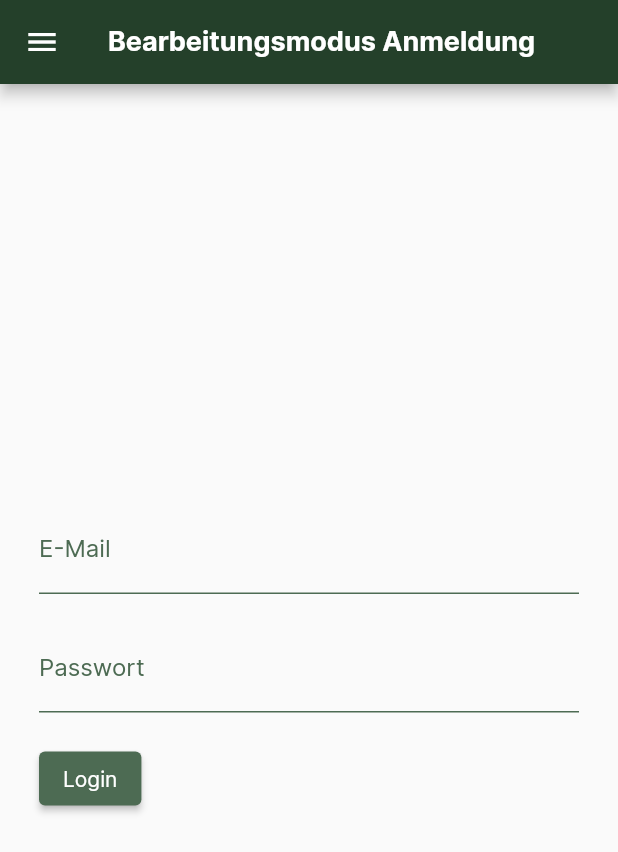
After one commit to mnospacd/hausaufgaben., a Flutter app: the screen it shows after launch, in the side drawer, after a tap on "Bearbeitungsmodus", on a phone screen of 412 x 824 dp. The commit adds this screen. Shown: the top 852 px of the screen. Run offline on Flutter 3.47's test engine with Material 2 defaults, Android fonts, the phone set to English and light mode, and no system bars; our stand-ins replace cloud_firestore, firebase_auth, firebase_core, shared_preferences; accounts and stored records are empty.

Commit message:
first steps to edit mode

```diff
--- /dev/null
+++ b/lib/components/authentication_service.dart
@@ -0,0 +1,22 @@
+import 'package:firebase_auth/firebase_auth.dart';
+
+class AuthenticationService {
+  final FirebaseAuth _firebaseAuth;
+
+  AuthenticationService(this._firebaseAuth);
+
+  Stream<User?> get authStateChanges => _firebaseAuth.authStateChanges();
+
+  Future<void> signOut() async {
+    await _firebaseAuth.signOut();
+  }
+
+  Future<String?> signIn({required String email, required String password}) async {
+    try {
+      await _firebaseAuth.signInWithEmailAndPassword(email: email, password: password);
+      return "Signed in";
+    } on FirebaseAuthException catch (e) {
+      return e.message;
+    }
+  }
+}
--- a/lib/main.dart
+++ b/lib/main.dart
@@ -1,12 +1,15 @@
 import 'package:cloud_firestore/cloud_firestore.dart';
+import 'package:firebase_auth/firebase_auth.dart';
 import 'package:firebase_core/firebase_core.dart';
 import 'package:flutter/material.dart';
-import 'package:flutter/services.dart';
+import 'package:hausaufgaben/components/authentication_service.dart';
+import 'package:hausaufgaben/pages/editmode/redirect.dart';
 import 'package:hausaufgaben/pages/homework/page.dart';
 import 'package:hausaufgaben/pages/index.dart';
 import 'package:hausaufgaben/pages/timetable/page.dart';
 import 'package:hausaufgaben/routes/pageRoute.dart';
 import 'package:hausaufgaben/styling.dart';
+import 'package:provider/provider.dart';
 
 import 'firebase_options.dart';
 
@@ -28,7 +31,16 @@ class MyApp extends StatelessWidget {
 
   @override
   Widget build(BuildContext context) {
-    return MaterialApp(
+    return MultiProvider(
+      providers: [
+        Provider<AuthenticationService>(
+          create: (_) => AuthenticationService(FirebaseAuth.instance),
+        ),
+        StreamProvider(
+          create: (context) => context.read<AuthenticationService>().authStateChanges, initialData: null,
+        )
+      ],
+      child: MaterialApp(
         debugShowCheckedModeBanner: false,
         theme: ThemeData(
           //canvasColor: Colors.transparent,
@@ -38,8 +50,10 @@ class MyApp extends StatelessWidget {
         home: IndexPage(),
         routes: {
           PageRoutes.homework: (context) => const HomeworkPage(),
-        PageRoutes.timetable: (context) => const TimetablePage()
+          PageRoutes.timetable: (context) => const TimetablePage(),
+          PageRoutes.edit: (context) => const AuthenticationWrapper()
         },
+      )
     );
   }
 }
--- /dev/null
+++ b/lib/pages/editmode/redirect.dart
@@ -0,0 +1,19 @@
+import 'package:firebase_auth/firebase_auth.dart';
+import 'package:flutter/material.dart';
+import 'package:hausaufgaben/pages/editmode/settings.dart';
+import 'package:hausaufgaben/pages/editmode/sign_in.dart';
+import 'package:provider/provider.dart';
+
+class AuthenticationWrapper extends StatelessWidget {
+  static const String routeName = '/EditPage';
+  const AuthenticationWrapper({Key? key}) : super(key: key);
+
+  @override
+  Widget build(BuildContext context) {
+    final firebaseUser = context.watch<User?>();
+    if (firebaseUser != null) {
+      return const EditModePage();
+    }
+    return SignInPage();
+  }
+}
--- /dev/null
+++ b/lib/pages/editmode/settings.dart
@@ -0,0 +1,21 @@
+import 'package:flutter/material.dart';
+import 'package:hausaufgaben/components/authentication_service.dart';
+import 'package:hausaufgaben/widgets/drawer.dart';
+import 'package:provider/provider.dart';
+
+class EditModePage extends StatelessWidget {
+  const EditModePage({Key? key}) : super(key: key);
+
+  @override
+  Widget build(BuildContext context) {
+    return Scaffold(
+      body: ElevatedButton(
+        onPressed: () {
+          context.read<AuthenticationService>().signOut();
+        },
+        child: const Text('Abmelden'),
+      ),
+      drawer: const NavigationDrawer(),
+    );
+  }
+}
--- /dev/null
+++ b/lib/pages/editmode/sign_in.dart
@@ -0,0 +1,105 @@
+import 'package:flutter/material.dart';
+import 'package:flutter/services.dart';
+import 'package:hausaufgaben/components/authentication_service.dart';
+import 'package:provider/provider.dart';
+
+import '../../styling.dart';
+import '../../widgets/drawer.dart';
+
+class SignInPage extends StatelessWidget {
+  final TextEditingController emailController = TextEditingController();
+  final TextEditingController passwordController = TextEditingController();
+  SignInPage({Key? key}) : super(key: key);
+
+  @override
+  Widget build(BuildContext context) {
+    return Scaffold(
+      appBar: AppBar(
+        backgroundColor: AppTheme.greyDarkGreen,
+        systemOverlayStyle: const SystemUiOverlayStyle(
+            statusBarColor: AppTheme.greyDarkGreen
+        ),
+        title: Text(
+          'Bearbeitungsmodus Anmeldung',
+          style: AppTheme.textTheme.headline6,
+        ),
+      ),
+      body: Column(
+        mainAxisAlignment: MainAxisAlignment.center,
+        crossAxisAlignment: CrossAxisAlignment.start,
+        children: [
+          Padding(
+            padding: const EdgeInsets.only(left: 26, right: 26, top: 10, bottom: 10),
+            child: TextField(
+              controller: emailController,
+              maxLines: 1,
+              keyboardType: TextInputType.emailAddress,
+              autocorrect: false,
+              cursorColor: AppTheme.greyGreen,
+              style: const TextStyle(
+                fontFamily: 'Inter'
+              ),
+              decoration: const InputDecoration(
+                labelText: "E-Mail",
+                labelStyle: TextStyle(
+                  color: AppTheme.greyGreen
+                ),
+                enabledBorder: UnderlineInputBorder(
+                  borderSide: BorderSide(color: AppTheme.greyGreen),
+                ),
+                focusedBorder: UnderlineInputBorder(
+                  borderSide: BorderSide(color: AppTheme.greyGreen),
+                ),
+              ),
+            ),
+          ),
+          Padding(
+            padding: const EdgeInsets.only(left: 26, right: 26, top: 10, bottom: 10),
+            child: TextField(
+              controller: passwordController,
+              maxLines: 1,
+              keyboardType: TextInputType.emailAddress,
+              autocorrect: false,
+              cursorColor: AppTheme.greyGreen,
+              style: const TextStyle(
+                  fontFamily: 'Inter'
+              ),
+              obscureText: true,
+              decoration: const InputDecoration(
+                labelText: "Passwort",
+                labelStyle: TextStyle(
+                    color: AppTheme.greyGreen
+                ),
+                enabledBorder: UnderlineInputBorder(
+                  borderSide: BorderSide(color: AppTheme.greyGreen),
+                ),
+                focusedBorder: UnderlineInputBorder(
+                  borderSide: BorderSide(color: AppTheme.greyGreen),
+                ),
+              ),
+            ),
+          ),
+          Padding(
+            padding: const EdgeInsets.only(left: 26, right: 26, top: 10, bottom: 10),
+            child: ElevatedButton(
+              onPressed: () {
+                context.read<AuthenticationService>().signIn(
+                  email: emailController.text.trim(),
+                  password: passwordController.text.trim()
+                );
+              },
+              style: ButtonStyle(
+                backgroundColor: MaterialStateProperty.all(AppTheme.greyGreen),
+                textStyle: MaterialStateProperty.all(TextStyle(
+                  fontFamily: 'Inter'
+                ))
+              ),
+              child: Text("Login"),
+            ),
+          )
+        ],
+      ),
+      drawer: const NavigationDrawer(),
+    );
+  }
+}
--- a/lib/routes/pageRoute.dart
+++ b/lib/routes/pageRoute.dart
@@ -1,3 +1,4 @@
+import 'package:hausaufgaben/pages/editmode/redirect.dart';
 import 'package:hausaufgaben/pages/homework/page.dart';
 import 'package:hausaufgaben/pages/timetable/page.dart';
 
@@ -6,4 +7,5 @@ class PageRoutes {
 
   static const String homework = HomeworkPage.routeName;
   static const String timetable = TimetablePage.routeName;
+  static const String edit = AuthenticationWrapper.routeName;
 }
--- a/lib/widgets/drawer.dart
+++ b/lib/widgets/drawer.dart
@@ -26,7 +26,8 @@ class _NavigationDrawerState extends State<NavigationDrawer> {
             NavigationDrawerTile(context, 'homework'),
             //NavigationDrawerTile(context, 'timetable'),
             //NavigationDrawerTile(context, 'resetUuids'),
-            NavigationDrawerTile(context, 'github')
+            NavigationDrawerTile(context, 'edit'),
+            NavigationDrawerTile(context, 'github'),
           ],
         ),
       ),
--- a/lib/widgets/drawer/drawerListTile.dart
+++ b/lib/widgets/drawer/drawerListTile.dart
@@ -10,6 +10,7 @@ Widget NavigationDrawerTile(BuildContext context, String _page) {
   else if (_page == 'timetable') { return  _timetable(context);}
   else if (_page == 'resetUuids') { return _resetUuids(context);}
   else if (_page == 'github') { return _github(context);}
+  else if (_page == 'edit') { return _edit(context);}
   else { return const Text('Wrong list Tile specified!'); }
 }
 
@@ -84,3 +85,24 @@ Widget _github(BuildContext context) {
     onTap: () => launch('https://github.com/Baumlaeufer0815/hausaufgaben.')
   );
 }
+
+Widget _edit(BuildContext context) {
+  return ListTile(
+    textColor: AppTheme.white,
+    iconColor: AppTheme.white,
+    selectedColor: AppTheme.greyLightGreen,
+    leading: const Icon(Icons.edit),
+    title: Text(
+          'Bearbeitungsmodus',
+          style: AppTheme.textTheme.bodyText1
+      ),
+    selected: PageRoutes.currentRoute == PageRoutes.edit,
+    onTap: () {
+      if (PageRoutes.currentRoute == PageRoutes.edit) return;
+      PageRoutes.currentRoute = PageRoutes.edit;
+
+      Navigator.pop(context);
+      Navigator.pushReplacementNamed(context, PageRoutes.edit);
+    },
+  );
+}
```
Also changed, not shown: pubspec.yaml (+7 -5 lines). Lines whose indentation alone changed are shown as unchanged.
